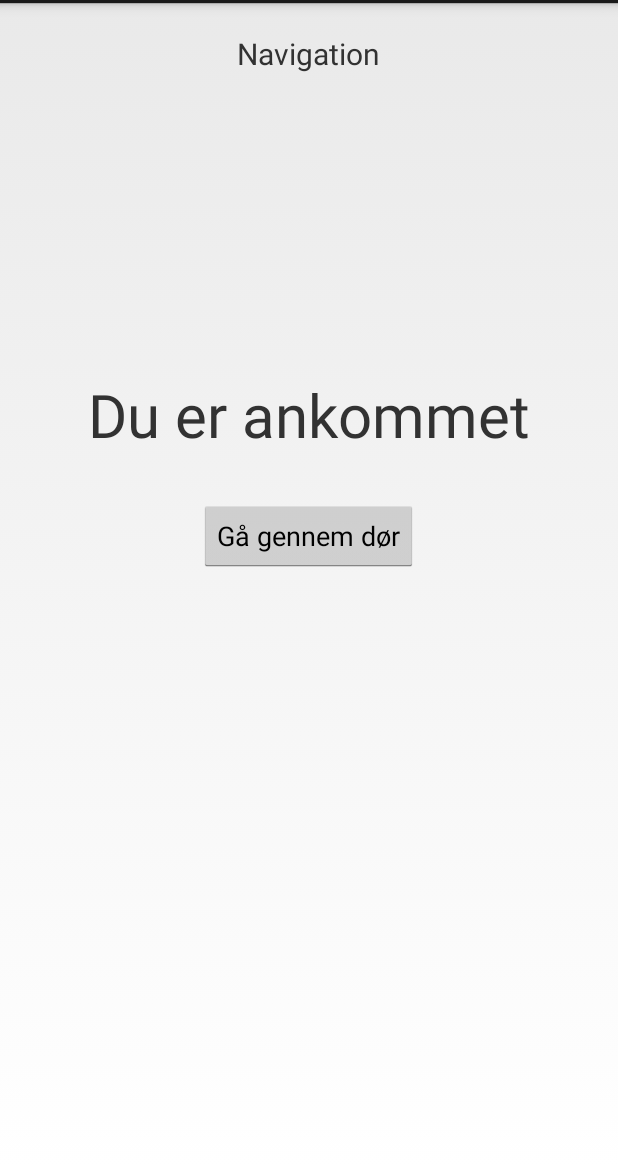
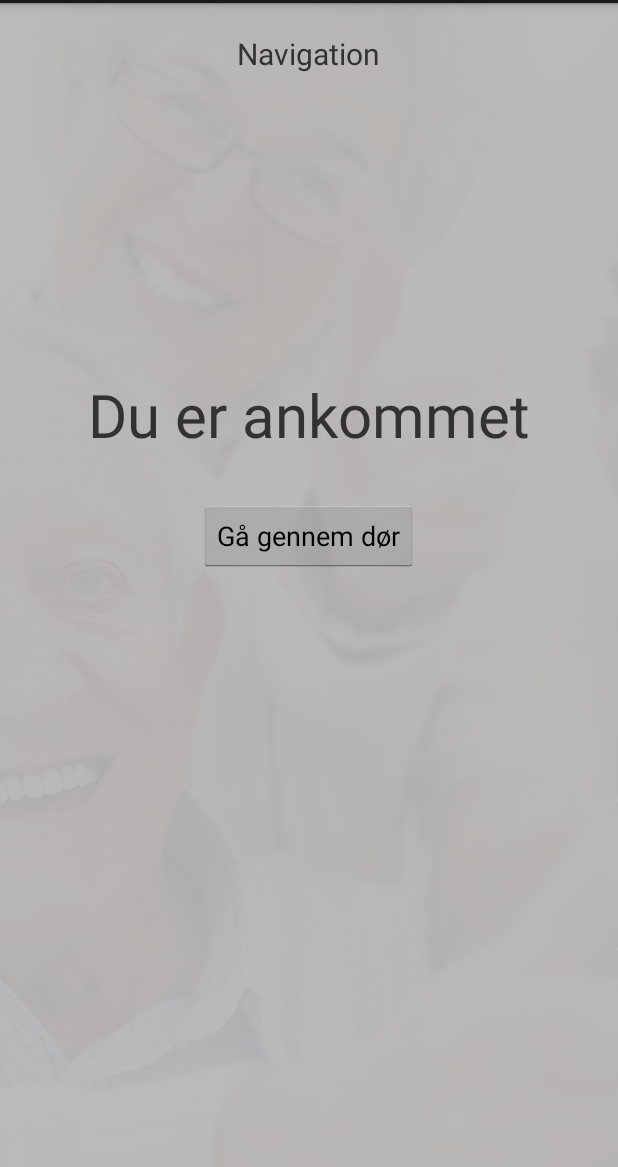
Before and after one commit to mrjensen/BFIS, an Android app: the ArrivedActivity screen opened directly, with no data from a screen before it, on a phone screen of 412 x 824 dp, the part 69-1236 px from its top. Run offline under Robolectric (Android 15) with nearby library versions, the phone set to English and light mode, and no system bars.

```diff
--- a/BFIS/src/main/res/layout/activity_arrived.xml
+++ b/BFIS/src/main/res/layout/activity_arrived.xml
@@ -3,6 +3,7 @@
 <LinearLayout xmlns:android="http://schemas.android.com/apk/res/android"
     android:orientation="vertical" android:layout_width="match_parent"
     android:layout_height="match_parent"
+    android:background="@drawable/login_background"
     >
 
     <TextView
```
